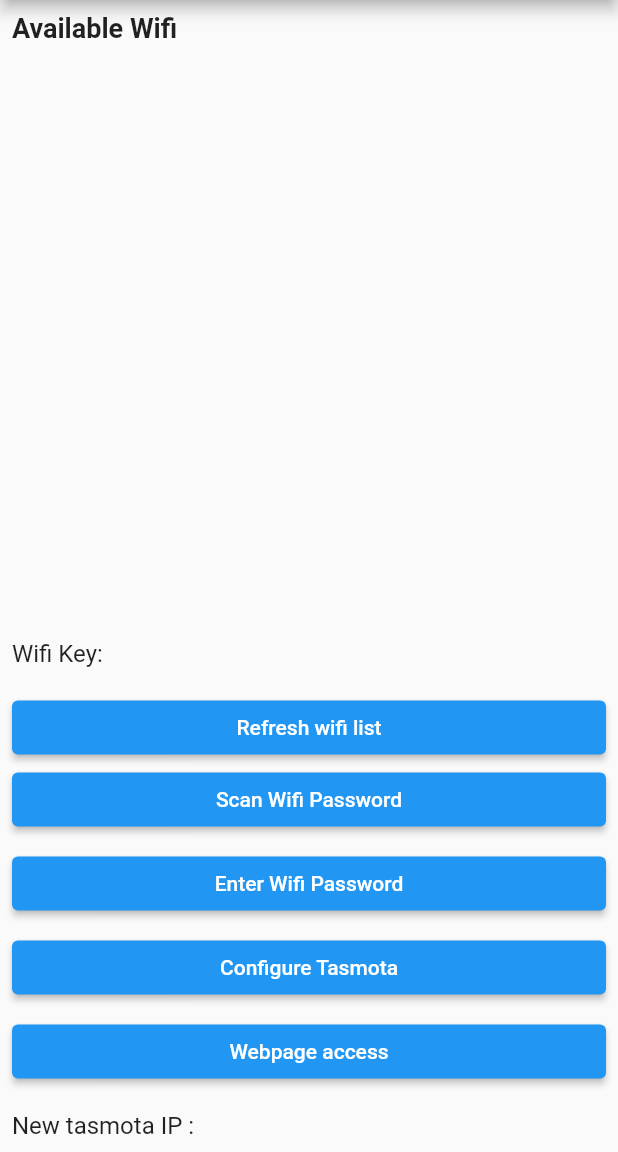
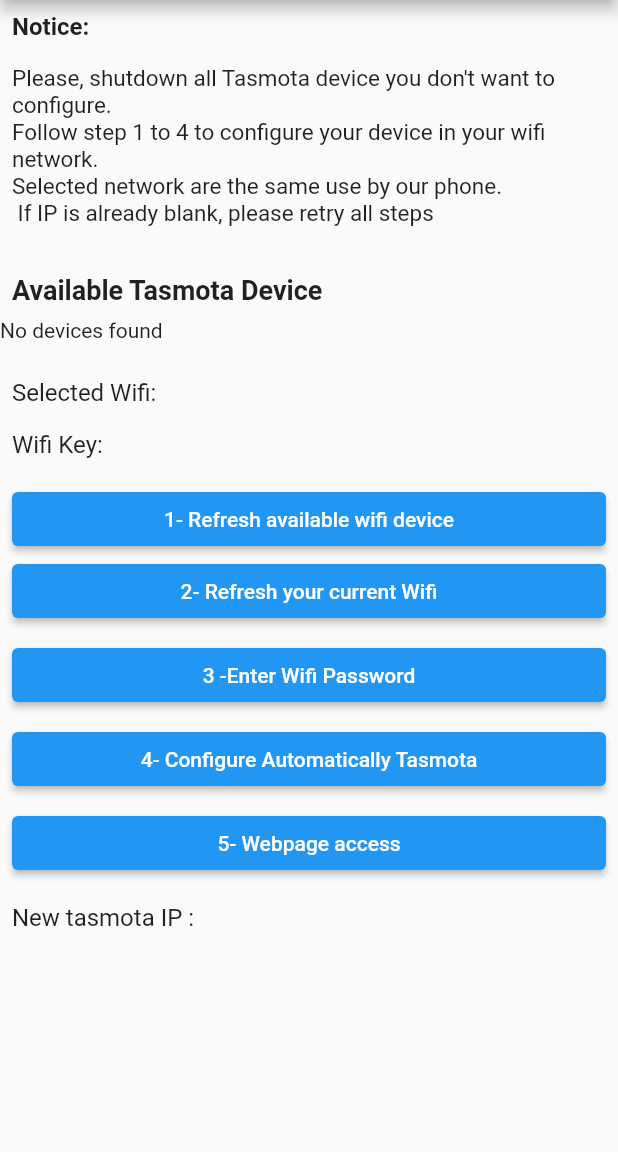
Before and after one commit to Jazys/TasmotaConfigurator, a Flutter app: the screen it shows after launch, on a phone screen of 412 x 824 dp, the part 84-1236 px from its top. Run offline on Flutter 3.47's test engine with Material 2 defaults, Android fonts, the phone set to English and light mode, and no system bars; our stand-ins replace connectivity_plus, fluttertoast, permission_handler; missing offline and left inert: barcode_scan2, flutter_webview_plugin, plugin_wifi_connect, simple_wifi_info, wifi_scan.

Commit message:
add notice to inform user for step, improve stability

```diff
--- a/lib/main.dart
+++ b/lib/main.dart
@@ -38,6 +38,7 @@ class _WifiScannerPageState extends State<WifiScannerPage> {
   String _ipAddress   = '192.168.4.1';
   ScanResult? scanResult;
   List<String> _wifiList = [];
+  List<String> _wifiListWithoutTasmota = [];
   String currentSSID ="";
   String wifiPassword ="";
   String tasmotaSSID  ="";
@@ -45,6 +46,7 @@ class _WifiScannerPageState extends State<WifiScannerPage> {
   int TimeToWaitAfterPassword=15;
   int TimeToWaitAfterGetNewIP=5;
   int TimeToWaitAfterWifiDisconnected=5;
+  bool _isConfiguring = false;
 
 
   @override
@@ -116,9 +118,16 @@ class _WifiScannerPageState extends State<WifiScannerPage> {
       var wifiList = await WiFiScan.instance.getScannedResults();
       setState(() {
         _wifiList = wifiList.map((e) => e.ssid).toList();
+        _wifiListWithoutTasmota = wifiList.map((e) => e.ssid).toList();
+
+        _wifiList = _wifiList.where((wifiName) => wifiName.contains('tasmota-')).toList();
+
+        if(_wifiList.isNotEmpty) this.tasmotaSSID=_wifiList[0];
+
+        _wifiListWithoutTasmota = _wifiListWithoutTasmota.where((wifiName) => !_wifiListWithoutTasmota.contains('tasmota-')).toList();
+
       });
-      List<String> filteredWifiList = _wifiList.where((wifiName) => wifiName.contains('tasmota-')).toList();
-      this.tasmotaSSID=filteredWifiList[0];
+
 
     }
   }
@@ -133,14 +142,43 @@ class _WifiScannerPageState extends State<WifiScannerPage> {
         var connectTasmota= await PluginWifiConnect.connect(ssid);
         var tasmotaInfoSSID= await WifiInfo().getWifiInfo();
         print(tasmotaInfoSSID!.bssid);
+        setState(() {
+          _isConfiguring = true;
+        });
+
+        showDialog(
+          context: context,
+          barrierDismissible: false, // L'utilisateur ne peut pas fermer le dialogue
+          builder: (BuildContext context) {
+            return Dialog(
+              child: Padding(
+                padding: const EdgeInsets.all(20.0),
+                child: Row(
+                  mainAxisSize: MainAxisSize.min,
+                  children: [
+                    CircularProgressIndicator(),
+                    SizedBox(width: 24),
+                    Text("Config in progress ...."),
+                  ],
+                ),
+              ),
+            );
+          },
+        );
+
+
         await _sendGetRequest('http://192.168.4.1/wi?s1=${currentSSID}&p1=${wifiPassword}&save=');
         showToast("Connection is processing !!!");
         await Future.delayed(Duration(seconds: TimeToWaitAfterPassword));
         await _sendGetRequest('http://192.168.4.1');
-        showToast("Get new IP !!!");
+        showToast("Get new IP ${newIpAddress} !!!");
         await Future.delayed(Duration(seconds: TimeToWaitAfterGetNewIP));
         await PluginWifiConnect.disconnect();
         await Future.delayed(Duration(seconds: TimeToWaitAfterWifiDisconnected));
+        Navigator.of(context, rootNavigator: true).pop('dialog');
+        setState(() {
+          _isConfiguring = false; // Arrêtez le chargement une fois terminé
+        });
         showToast("Now you can access to Tasmota with configurated IP");
       } catch (e) {
         // Gestion de l'erreur de connexion
@@ -217,83 +255,104 @@ class _WifiScannerPageState extends State<WifiScannerPage> {
       appBar: AppBar(
         title: Text('Tasmota Configurator'),
       ),
-      body: Column(
-        crossAxisAlignment: CrossAxisAlignment.start,
+      body: ListView(
           children: [
+            const Padding(
+              padding: EdgeInsets.all(8.0),
+              child: Text(
+                "Notice:",
+                style: TextStyle(fontSize: 16,fontWeight: FontWeight.bold),
+              ),
+            ),
+            const Padding(
+              padding: EdgeInsets.all(8.0),
+              child: Text(
+                "Please, shutdown all Tasmota device you don't want to configure.\nFollow step 1 to 4 to configure your device in your wifi network."
+                    "\nSelected network are the same use by our phone.\n If IP is already blank, please retry all steps",
+                style: TextStyle(fontSize: 15),
+              ),
+            ),
+            SizedBox(height: 16.0), // Ajoutez un espace vertical ici
+            const Padding(
+              padding: EdgeInsets.all(8.0),
+              child: Text(
+                'Available Tasmota Device ',
+                style: TextStyle(fontSize: 18, fontWeight: FontWeight.bold),
+              ),
+            ),
+            // Ajout de la logique pour gérer une liste vide
+            _wifiList.isNotEmpty
+                ? Expanded(
+              child: ListView.builder(
+                itemCount: _wifiList.length,
+                shrinkWrap: true, // Important pour utiliser dans une ListView
+                physics: NeverScrollableScrollPhysics(),
+                itemBuilder: (context, index) {
+                  return ListTile(
+                    title: Text(_wifiList[index]),
+                  );
+                },
+              ),
+            )
+                : Text("No devices found"),
+            SizedBox(height: 16.0), // Ajoutez un espace vertical ici
             Padding(
               padding: const EdgeInsets.all(8.0),
               child: Text(
-              'Available Wifi',
-              style: TextStyle(fontSize: 18, fontWeight: FontWeight.bold),
-            ),
-          ),
-          Expanded(
-            child: ListView.builder(
-              itemCount: _wifiList.length,
-              itemBuilder: (context, index) {
-                return ListTile(
-                  title: Text(_wifiList[index])
-                );
-              },
+                'Selected Wifi: $currentSSID',
+                style: TextStyle(fontSize: 16),
               ),
             ),
             Padding(
               padding: const EdgeInsets.all(8.0),
               child: Text(
-              'Wifi Key: $wifiPassword', // Afficher la clé WPA
+                'Wifi Key: $wifiPassword',
                 style: TextStyle(fontSize: 16),
               ),
             ),
+            // ... Suite du code ...
             Padding(
               padding: const EdgeInsets.all(8.0),
               child: Column(
                 crossAxisAlignment: CrossAxisAlignment.stretch,
                 children: [
                   ElevatedButton(
-                  onPressed: () {
-                    // Logique pour scanner le QR code
-                    _checkWifi();
-                  },
-                  child: Text('Refresh wifi list'),
+                    onPressed: _checkWifi,
+                    child: Text('1- Refresh available wifi device'),
                   ),
                   ElevatedButton(
-                  onPressed: () {
-                    // Logique pour scanner le QR code
-                    _scan();
+                    onPressed: () async {
+                      var currentSSIDInfo = await WifiInfo().getWifiInfo();
+                      setState(() {
+                        currentSSID = currentSSIDInfo!.ssid!;
+                      });
                     },
-                  child: Text('Scan Wifi Password'),
+                    child: Text('2- Refresh your current Wifi'),
                   ),
-                SizedBox(height: 8), // Espacement entre les boutons
+                  SizedBox(height: 8),
+                  ElevatedButton(
+                    onPressed: () => _showPasswordDialog(context),
+                    child: Text('3 -Enter Wifi Password'),
+                  ),
+                  SizedBox(height: 8),
                   ElevatedButton(
                     onPressed: () {
-                    // Logique pour entrer la clé WPA
-                    _showPasswordDialog(context);
-                  },
-                  child: Text('Enter Wifi Password'),
-                ),
-                SizedBox(height: 8), // Espacement entre les boutons
-                ElevatedButton(
-                  onPressed: () {
-                    // Logique pour configurer
                       _connectToWifiAndConfigure(tasmotaSSID);
                     },
-                  child: Text('Configure Tasmota'),
+                    child: Text('4- Configure Automatically Tasmota'),
                   ),
-                SizedBox(height: 8), // Espacement entre les boutons
+                  SizedBox(height: 8),
                   ElevatedButton(
-                  onPressed: () {
-                    // Logique pour configurer
-                    _launchInBrowser();
-                  },
-                  child: Text('Webpage access'),
-                )
+                    onPressed: _launchInBrowser,
+                    child: Text('5- Webpage access'),
+                  ),
                 ],
               ),
             ),
             Padding(
               padding: const EdgeInsets.all(8.0),
               child: Text(
-              'New tasmota IP : $newIpAddress', // Afficher la clé WPA
+                'New tasmota IP : $newIpAddress',
                 style: TextStyle(fontSize: 16),
               ),
             ),
--- a/pubspec.yaml
+++ b/pubspec.yaml
@@ -16,7 +16,7 @@ publish_to: 'none' # Remove this line if you wish to publish to pub.dev
 # https://developer.apple.com/library/archive/documentation/General/Reference/InfoPlistKeyReference/Articles/CoreFoundationKeys.html
 # In Windows, build-name is used as the major, minor, and patch parts
 # of the product and file versions while build-number is used as the build suffix.
-version: 1.0.0+1
+version: 1.1.0+2
 
 environment:
   sdk: '>=2.19.3 <3.0.0'
```
Lines whose indentation alone changed are shown as unchanged.
